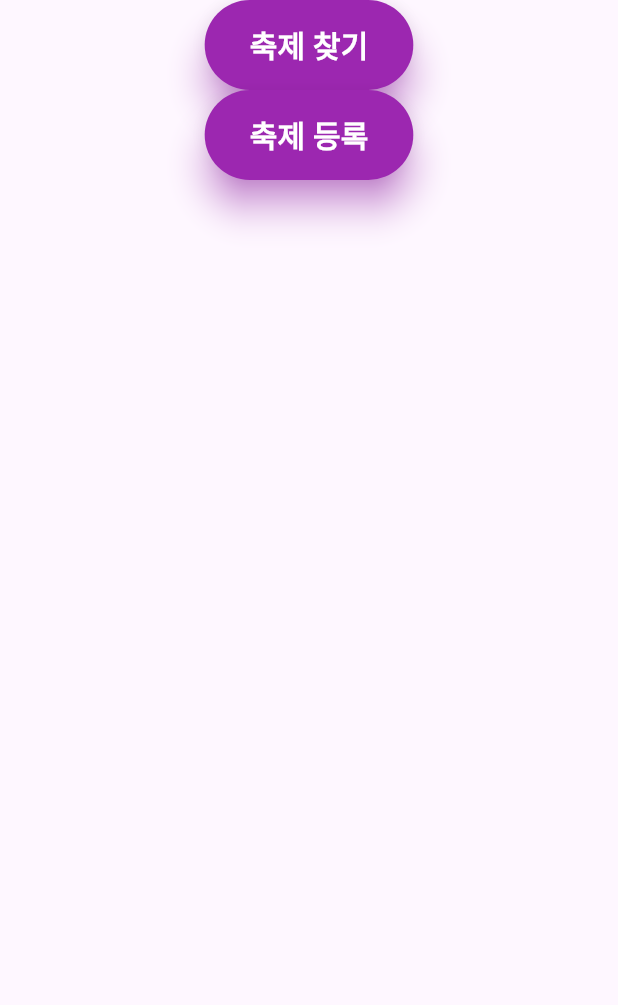
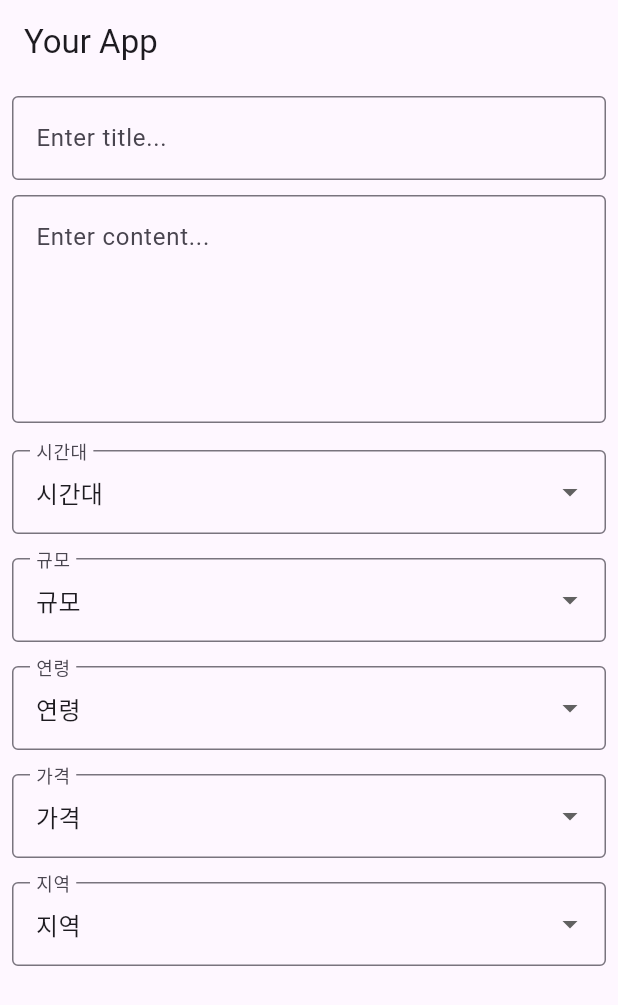
Before and after one commit to sangpil0104/Notice_Festival_App, a Flutter app: the HomeScreen widget shown alone on an empty page, opened directly, after a tap on "축제 등록", on a phone screen of 412 x 824 dp. Shown: the top 1005 px of the screen. Run offline on Flutter 3.47's test engine with Material 3 defaults, Android fonts, the phone set to English and light mode, and no system bars.

Commit message:
Committing changes

```diff
--- /dev/null
+++ b/lib/festivalInsert.dart
@@ -0,0 +1,117 @@
+import 'package:flutter/material.dart';
+
+class InsertScreen extends StatelessWidget {
+  @override
+  Widget build(BuildContext context) {
+    return MaterialApp(
+      home: CategoryPage(),
+    );
+  }
+}
+
+class CategoryPage extends StatefulWidget {
+  @override
+  _CategoryPageState createState() => _CategoryPageState();
+}
+
+class _CategoryPageState extends State<CategoryPage> {
+  TextEditingController _titleController = TextEditingController(); // 제목 텍스트 필드 컨트롤러
+  TextEditingController _contentController = TextEditingController(); // 내용 텍스트 필드 컨트롤러
+
+  String _selectedTime = '시간대';
+  String _selectedScale = '규모';
+  String _selectedAge = '연령';
+  String _selectedPrice = '가격';
+  String _selectedRegion = '지역';
+
+  @override
+  Widget build(BuildContext context) {
+    return Scaffold(
+      appBar: AppBar(
+        title: Text('Your App'),
+      ),
+      body: Padding(
+        padding: EdgeInsets.all(8.0),
+        child: Column(
+          crossAxisAlignment: CrossAxisAlignment.stretch,
+          children: [
+            // 제목 입력 텍스트 필드
+            TextField(
+              controller: _titleController,
+              decoration: InputDecoration(
+                hintText: 'Enter title...',
+                border: OutlineInputBorder(),
+              ),
+            ),
+            SizedBox(height: 10),
+            // 내용 입력 텍스트 필드
+            TextField(
+              controller: _contentController,
+              maxLines: 5,
+              decoration: InputDecoration(
+                hintText: 'Enter content...',
+                border: OutlineInputBorder(),
+              ),
+            ),
+            SizedBox(height: 10),
+            // 드롭다운 메뉴들
+            _buildDropdown('시간대', ['시간대', '아침', '점심', '저녁', '밤'], (value) {
+              setState(() {
+                _selectedTime = value!;
+              });
+            }),
+            _buildDropdown('규모', ['규모', '소규모', '중규모', '대규모'], (value) {
+              setState(() {
+                _selectedScale = value!;
+              });
+            }),
+            _buildDropdown('연령', ['연령', '어린이', '청소년', '성인', '노인'], (value) {
+              setState(() {
+                _selectedAge = value!;
+              });
+            }),
+            _buildDropdown('가격', ['가격', '무료', '유료'], (value) {
+              setState(() {
+                _selectedPrice = value!;
+              });
+            }),
+            _buildDropdown('지역', ['지역', '서울', '부산', '대구', '인천'], (value) {
+              setState(() {
+                _selectedRegion = value!;
+              });
+            }),
+            SizedBox(height: 10),
+          ],
+        ),
+      ),
+    );
+  }
+
+  Widget _buildDropdown(String title, List<String> items, ValueChanged<String?> onChanged) {
+    return Padding(
+      padding: const EdgeInsets.symmetric(vertical: 8.0),
+      child: DropdownButtonFormField<String>(
+        value: items[0],
+        decoration: InputDecoration(
+          labelText: title,
+          border: OutlineInputBorder(),
+        ),
+        items: items.map((String value) {
+          return DropdownMenuItem<String>(
+            value: value,
+            child: Text(value),
+          );
+        }).toList(),
+        onChanged: onChanged,
+      ),
+    );
+  }
+
+  @override
+  void dispose() {
+    // 페이지가 dispose 될 때 컨트롤러도 함께 dispose 되도록 함
+    _titleController.dispose();
+    _contentController.dispose();
+    super.dispose();
+  }
+}
--- a/lib/home_screen.dart
+++ b/lib/home_screen.dart
@@ -1,4 +1,5 @@
 import 'package:flutter/material.dart';
+import 'festivalInsert.dart';
 
 class HomeScreen extends StatelessWidget {
   const HomeScreen({super.key});
@@ -34,6 +35,10 @@
           child: ElevatedButton(
             onPressed: () {
               // 버튼을 눌렀을 때 실행할 코드
+              Navigator.push(
+                context,
+                MaterialPageRoute(builder: (context) => InsertScreen()),
+              );
             },
             style: ElevatedButton.styleFrom(
               foregroundColor: Colors.white, backgroundColor: Colors.purple, // 텍스트 색상
--- a/pubspec.yaml
+++ b/pubspec.yaml
@@ -30,7 +30,6 @@
 dependencies:
   flutter:
     sdk: flutter
-
 
   # The following adds the Cupertino Icons font to your application.
   # Use with the CupertinoIcons class for iOS style icons.
```
